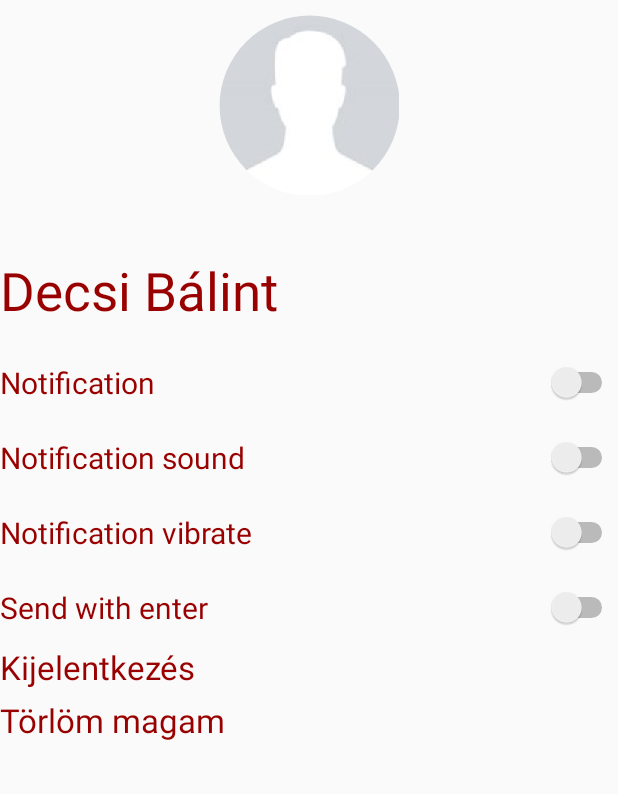
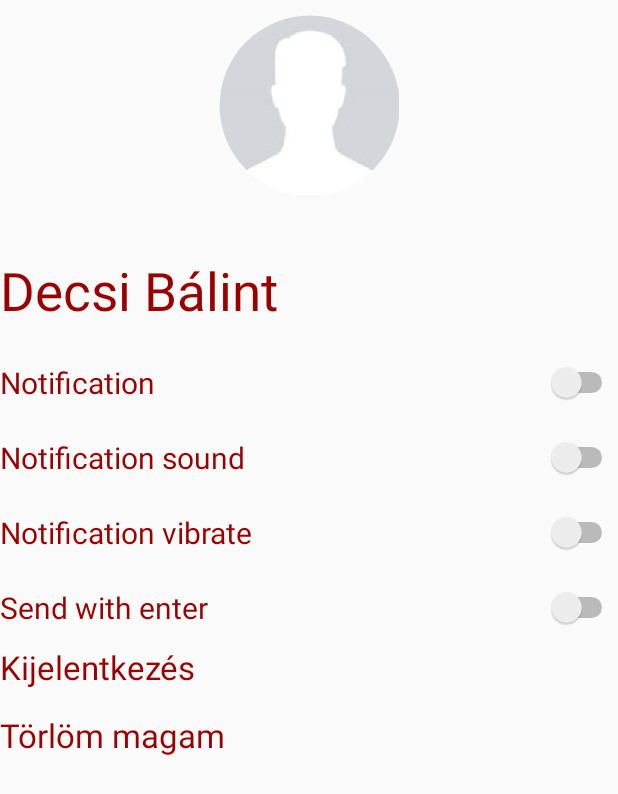
Before and after one commit to Decsii/app, an Android app: the layout activity_profile.xml on its own in the app's theme, with its tools: preview values and no code run, on a phone screen of 412 x 824 dp. Shown: the top 794 px of the screen. Run offline under Robolectric (Android 15) with nearby library versions, the phone set to English and light mode, and no system bars.

Commit message:
fixek, string xml

```diff
--- a/src/main/java/com/example/balint/szakdolgozat/activities/TCPService.java
+++ b/src/main/java/com/example/balint/szakdolgozat/activities/TCPService.java
@@ -386,6 +386,7 @@ public class TCPService extends Service {
      * Kijelentkezési kérelem kezelése.
      */
     public void logOut() {
+        if ( socket == null || logedIn==false ) return;
         Realm realm  = Realm.getInstance(this);
         RealmResults<Options> result = realm.where(Options.class)
                 .equalTo("key", "sid")
--- a/src/main/java/com/example/balint/szakdolgozat/javaclasses/DBMessage.java
+++ b/src/main/java/com/example/balint/szakdolgozat/javaclasses/DBMessage.java
@@ -14,15 +14,15 @@ public class DBMessage extends RealmObject {
     private int toid;
     private String msg;
     private double t;
-    private int seen;
+    //private int seen;
 
-    public int getSeen() {
+    /*public int getSeen() {
         return seen;
     }
 
     public void setSeen(int seen) {
         this.seen = seen;
-    }
+    }*/
 
     public String getTo() {
         return to;
--- a/src/main/java/com/example/balint/szakdolgozat/javaclasses/FriendListItem.java
+++ b/src/main/java/com/example/balint/szakdolgozat/javaclasses/FriendListItem.java
@@ -79,6 +79,4 @@ public class FriendListItem {
         return type;
     }
 
-
-
 }
--- a/src/main/java/com/example/balint/szakdolgozat/javaclasses/MyOnClickListener.java
+++ b/src/main/java/com/example/balint/szakdolgozat/javaclasses/MyOnClickListener.java
@@ -19,9 +19,9 @@ public class MyOnClickListener implements View.OnClickListener {
         return username;
     }
 
-    public void setUsername(String username) {
+    /*public void setUsername(String username) {
         this.username = username;
-    }
+    }*/
 
     @Override
     public void onClick(View v) {
--- a/src/main/java/com/example/balint/szakdolgozat/javaclasses/RoundedImageView.java
+++ b/src/main/java/com/example/balint/szakdolgozat/javaclasses/RoundedImageView.java
@@ -20,7 +20,6 @@ public class RoundedImageView extends ImageView {
 
     public RoundedImageView(Context context) {
         super(context);
-        // TODO Auto-generated constructor stub
     }
 
     public RoundedImageView(Context context, AttributeSet attrs) {
@@ -33,7 +32,6 @@ public class RoundedImageView extends ImageView {
 
     @Override
     protected void onDraw(Canvas canvas) {
-
         Drawable drawable = getDrawable();
 
         if (drawable == null) {
@@ -45,11 +43,8 @@ public class RoundedImageView extends ImageView {
         }
         Bitmap b =  ((BitmapDrawable)drawable).getBitmap() ;
         Bitmap bitmap = b.copy(Bitmap.Config.ARGB_8888, true);
-
-        int w = getWidth(), h = getHeight();
-
-
-        Bitmap roundBitmap =  getCroppedBitmap(bitmap, w);
+        int w = getWidth();
+        Bitmap roundBitmap = getCroppedBitmap(bitmap, w);
         canvas.drawBitmap(roundBitmap, 0,0, null);
 
     }
@@ -64,9 +59,8 @@ public class RoundedImageView extends ImageView {
                 sbmp.getHeight(), Bitmap.Config.ARGB_8888);
         Canvas canvas = new Canvas(output);
 
-        final int color = 0xffa19774;
-        final Paint paint = new Paint();
-        final Rect rect = new Rect(0, 0, sbmp.getWidth(), sbmp.getHeight());
+        Paint paint = new Paint();
+        Rect rect = new Rect(0, 0, sbmp.getWidth(), sbmp.getHeight());
 
         paint.setAntiAlias(true);
         paint.setFilterBitmap(true);
@@ -78,7 +72,6 @@ public class RoundedImageView extends ImageView {
         paint.setXfermode(new PorterDuffXfermode(PorterDuff.Mode.SRC_IN));
         canvas.drawBitmap(sbmp, rect, rect, paint);
 
-
         return output;
     }
 
--- a/src/main/res/layout/activity_friend_list.xml
+++ b/src/main/res/layout/activity_friend_list.xml
@@ -19,7 +19,7 @@
             style="?android:attr/buttonStyleSmall"
             android:layout_width="wrap_content"
             android:layout_height="35dp"
-            android:text="  add friend  "
+            android:text="@string/barathozzaadas"
             android:id="@+id/addFriendB"
             android:textSize="13sp"
             android:textColor="#fff"
--- a/src/main/res/layout/activity_profile.xml
+++ b/src/main/res/layout/activity_profile.xml
@@ -3,7 +3,15 @@
     android:layout_height="match_parent"
     android:weightSum="1"
     android:baselineAligned="false">
-
+    <ScrollView
+        xmlns:android="http://schemas.android.com/apk/res/android"
+        android:layout_width="fill_parent"
+        android:layout_height="fill_parent">
+        <LinearLayout xmlns:android="http://schemas.android.com/apk/res/android"
+            android:orientation="vertical" android:layout_width="match_parent"
+            android:layout_height="match_parent"
+            android:weightSum="1"
+            android:baselineAligned="false">
         <LinearLayout
             android:orientation="horizontal"
             android:layout_width="match_parent"
@@ -131,7 +139,7 @@
 
         <TextView
             android:layout_width="fill_parent"
-        android:layout_height="35dp"
+            android:layout_height="45dp"
             android:textSize="22sp"
             android:textColor="@color/sinch_purple"
             android:textAppearance="?android:attr/textAppearanceLarge"
@@ -141,12 +149,15 @@
 
         <TextView
             android:layout_width="fill_parent"
-        android:layout_height="35dp"
+            android:layout_height="55dp"
             android:textAppearance="?android:attr/textAppearanceLarge"
             android:text="Törlöm magam"
             android:textSize="22sp"
             android:textColor="@color/sinch_purple"
             android:id="@+id/removeMyself"
-        android:layout_gravity="center_horizontal" />
+            android:layout_gravity="center_horizontal"
+            android:paddingBottom="10dp" />
+        </LinearLayout>
+    </ScrollView>
 
 </LinearLayout>
```
Also changed, not shown: src/main/AndroidManifest.xml (+8 -11 lines), src/main/res/layout/activity_main.xml (+8 -8 lines), src/main/res/layout/activity_registration.xml (+6 -6 lines), src/main/res/values/strings.xml (+14 -4 lines), 1 other file. Lines whose indentation alone changed are shown as unchanged.
